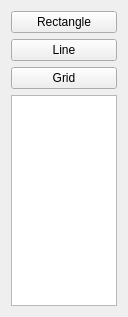
Above: shapeDrawer.ui from davetbarr/magicplot before the change. Below: the same form after it.
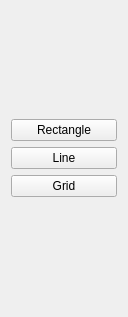
That is the form after the change.

Commit message: more dialog stuff, rect dialog now working

Patch:
```diff
--- a/shapeDrawer.ui
+++ b/shapeDrawer.ui
@@ -37,9 +37,6 @@
        </property>
       </widget>
      </item>
-     <item>
-      <widget class="QListView" name="shapeList"/>
-     </item>
     </layout>
    </item>
   </layout>
```
The commit also changes 2 other files.
